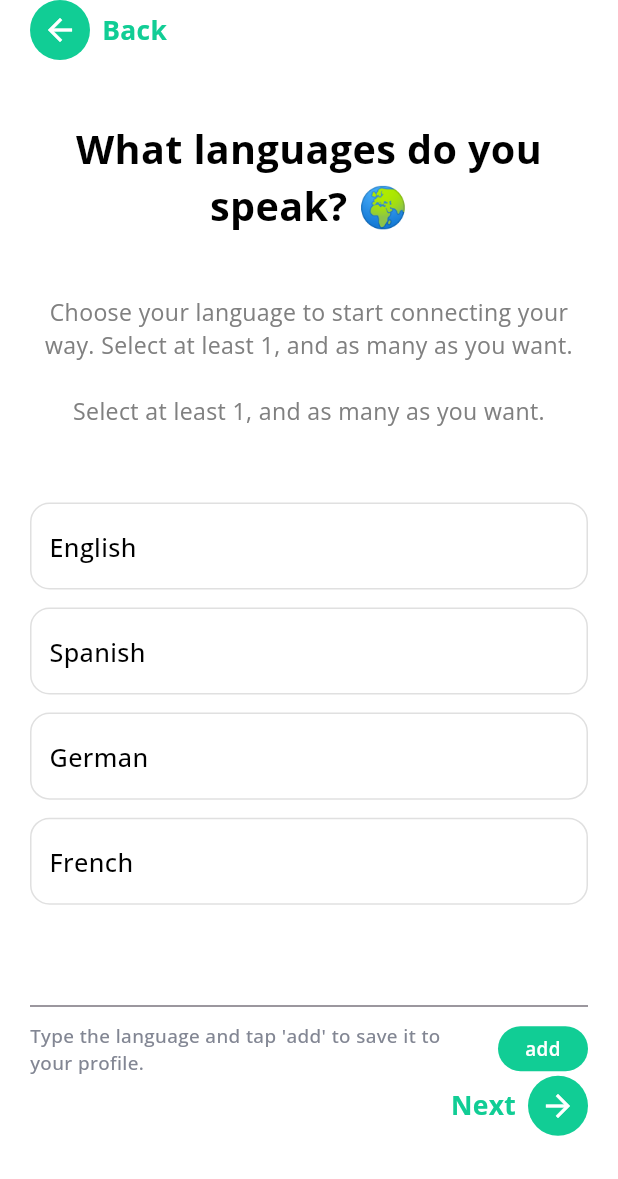
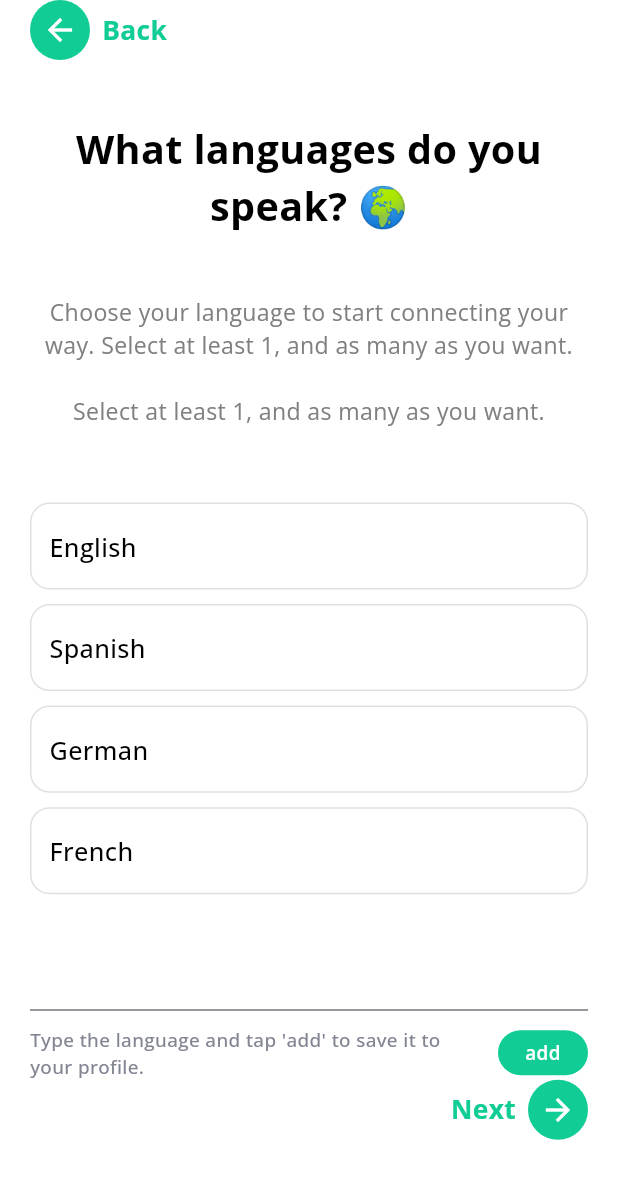
Before and after one commit to jahid0002/event_flutter_app, a Flutter app: the TalkToMeLoginOnboarding screen opened by its route, after a tap on "add", on a phone screen of 412 x 824 dp. Shown: the top 1179 px of the screen. Run offline on Flutter 3.47's test engine with Material 3 defaults, Android fonts, the phone set to English and light mode, and no system bars; our stand-ins replace cached_network_image, connectivity_plus, firebase_auth, firebase_core, flutter_html, flutter_screenutil and 12 more; missing offline and left inert: app_settings, swipable_stack; accounts and stored records are empty; network calls fail.

Commit message:
fixed all issues

```diff
--- a/lib/core/routes/app_routes.dart
+++ b/lib/core/routes/app_routes.dart
@@ -22,7 +22,7 @@ import '../../view/screens/register/onbording_screen.dart';
 import '../../view/screens/register/phone_call_login_onboard.dart';
 import '../../view/screens/register/que_login_onboarding.dart';
 import '../../view/screens/register/signature_look_onboarding.dart';
-import '../../view/screens/register/talk_to_me_login_onboarding.dart';
+import '../../view/screens/register/langues_screen.dart';
 import '../../view/screens/register/wifi_screen.dart';
 import '../../view/screens/register/your_email_login_onboarding.dart';
 import '../../view/screens/register/your_name_login_onboarding.dart';
--- a/lib/view/screens/register/controller/onboarding_controller.dart
+++ b/lib/view/screens/register/controller/onboarding_controller.dart
@@ -84,6 +84,11 @@ class OnboardingController extends GetxController {
     );
   }
 
+  RxList<String> languages =
+      <String>['English', 'Spanish', 'German', 'French'].obs;
+
+  Rx<TextEditingController> languageController = TextEditingController().obs;
+
   Rx<DateTime>? leavingDate;
   Rx<TextEditingController> nameController = TextEditingController().obs;
   Rx<TextEditingController> emailController = TextEditingController().obs;
--- a/lib/view/screens/register/talk_to_me_login_onboarding.dart
+++ b/lib/view/screens/register/langues_screen.dart
@@ -69,27 +69,47 @@ class _TalkToMeLoginOnboardingState extends State<TalkToMeLoginOnboarding> {
                   maxLines: 4,
                   bottom: 50,
                 ),
-                _languageTile(
-                  'English',
-                  isSelected: selectedLanguages.contains('English'),
-                ),
-                const SizedBox(height: 12),
-                _languageTile(
-                  'Spanish',
-                  isSelected: selectedLanguages.contains('Spanish'),
-                ),
-                const SizedBox(height: 12),
-                _languageTile(
-                  'German',
-                  isSelected: selectedLanguages.contains('German'),
-                ),
-                const SizedBox(height: 12),
-                _languageTile(
-                  'French',
-                  isSelected: selectedLanguages.contains('French'),
-                ),
+
+                Obx(() {
+                  return Column(
+                    children: List.generate(controller.languages.length, (
+                      index,
+                    ) {
+                      return Column(
+                        children: [
+                          _languageTile(
+                            controller.languages[index],
+                            isSelected: selectedLanguages.contains(
+                              controller.languages[index],
+                            ),
+                          ),
+                          SizedBox(height: 10.h),
+                        ],
+                      );
+                    }),
+                  );
+                }),
+                // _languageTile(
+                //   'English',
+                //   isSelected: selectedLanguages.contains('English'),
+                // ),
+                // const SizedBox(height: 12),
+                // _languageTile(
+                //   'Spanish',
+                //   isSelected: selectedLanguages.contains('Spanish'),
+                // ),
+                // const SizedBox(height: 12),
+                // _languageTile(
+                //   'German',
+                //   isSelected: selectedLanguages.contains('German'),
+                // ),
+                // const SizedBox(height: 12),
+                // _languageTile(
+                //   'French',
+                //   isSelected: selectedLanguages.contains('French'),
+                // ),
                 SizedBox(height: 20),
-                TextField(),
+                TextField(controller: controller.languageController.value),
                 SizedBox(height: 10),
                 Row(
                   mainAxisAlignment: MainAxisAlignment.spaceBetween,
@@ -109,7 +129,20 @@ class _TalkToMeLoginOnboardingState extends State<TalkToMeLoginOnboarding> {
                     Flexible(
                       flex: 1,
                       child: CustomButton(
-                        onTap: () {},
+                        onTap: () {
+                          if (controller
+                              .languageController
+                              .value
+                              .text
+                              .isNotEmpty) {
+                            setState(() {
+                              controller.languages.add(
+                                controller.languageController.value.text,
+                              );
+                            });
+                            controller.languageController.value.clear();
+                          }
+                        },
                         title: "add",
                         height: 30,
                         width: 60,
@@ -118,7 +151,7 @@ class _TalkToMeLoginOnboardingState extends State<TalkToMeLoginOnboarding> {
                     ),
                   ],
                 ),
-                Spacer(),
+                // Spacer(),
                 Row(
                   mainAxisAlignment: MainAxisAlignment.end,
                   children: [
```
